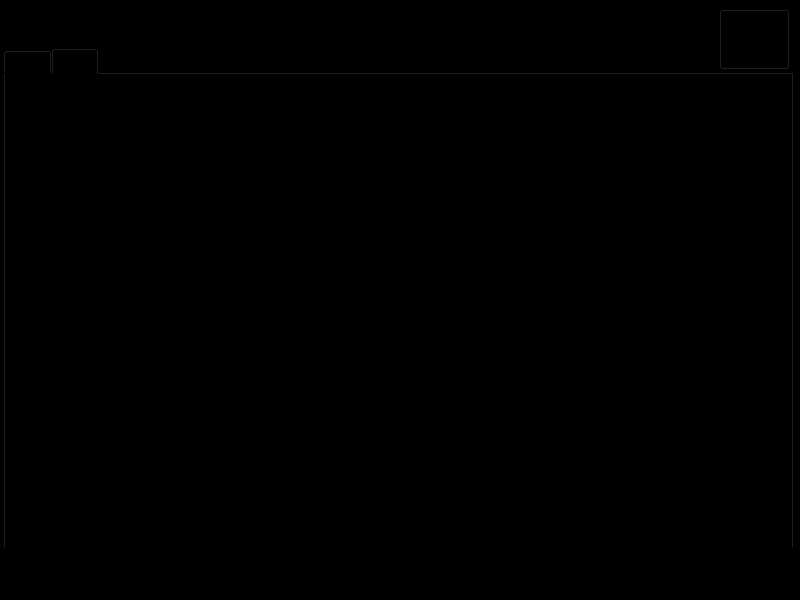
Above: client/views/ui_tetris.ui from mark0613/1111_NP_TetrisPlus before the change. Below: the same form after it.
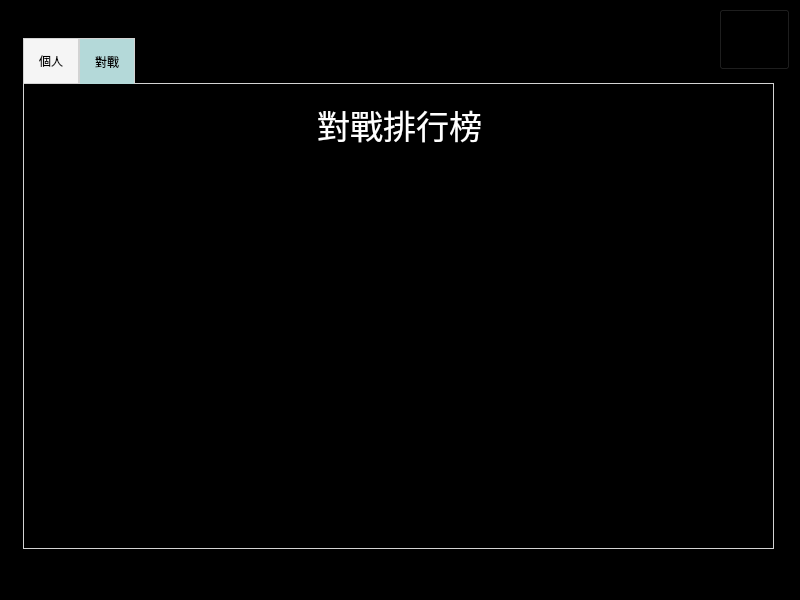
That is the form after the change. The open tabs and pages were chosen to show the change. Icons and pictures are not drawn.

```diff
--- a/client/views/ui_tetris.ui
+++ b/client/views/ui_tetris.ui
@@ -1901,12 +1901,33 @@
      <widget class="QTabWidget" name="ranks">
       <property name="geometry">
        <rect>
-        <x>4</x>
-        <y>49</y>
-        <width>791</width>
-        <height>501</height>
+        <x>24</x>
+        <y>39</y>
+        <width>751</width>
+        <height>511</height>
        </rect>
       </property>
+      <property name="styleSheet">
+       <string notr="true">QTabWidget::pane {
+  border: 1px solid lightgray;
+  top:-1px; 
+  background: rgb(245, 245, 245);
+	
+} 
+
+QTabBar::tab {
+	background: rgb(245, 245, 245);
+  border: 1px solid lightgray; 
+  padding: 15px;
+font: 10pt &quot;Microsoft JhengHei&quot;;
+} 
+
+QTabBar::tab:selected { 
+   
+background: rgb(180, 217, 217);
+  margin-bottom: -1px; 
+}</string>
+      </property>
       <property name="currentIndex">
        <number>1</number>
       </property>
@@ -1940,26 +1961,36 @@
        </widget>
       </widget>
       <widget class="QWidget" name="tab_connection_rank">
+       <property name="font">
+        <font>
+         <family>Microsoft JhengHei</family>
+        </font>
+       </property>
        <attribute name="title">
         <string>對戰</string>
        </attribute>
        <widget class="QLabel" name="label_connection_rank">
         <property name="geometry">
          <rect>
-          <x>210</x>
-          <y>20</y>
-          <width>341</width>
-          <height>81</height>
+          <x>220</x>
+          <y>10</y>
+          <width>311</width>
+          <height>61</height>
          </rect>
         </property>
         <property name="font">
          <font>
-          <family>Consolas</family>
-          <pointsize>30</pointsize>
-          <weight>75</weight>
-          <bold>true</bold>
+          <family>Microsoft JhengHei</family>
+          <pointsize>25</pointsize>
+          <weight>50</weight>
+          <italic>false</italic>
+          <bold>false</bold>
          </font>
         </property>
+        <property name="styleSheet">
+         <string notr="true">color: rgb(255, 255, 255);
+font: 25pt &quot;Microsoft JhengHei&quot;;</string>
+        </property>
         <property name="text">
          <string>對戰排行榜</string>
         </property>
```
Left out of the diff: 52 changed lines with no effect on the pictures.
